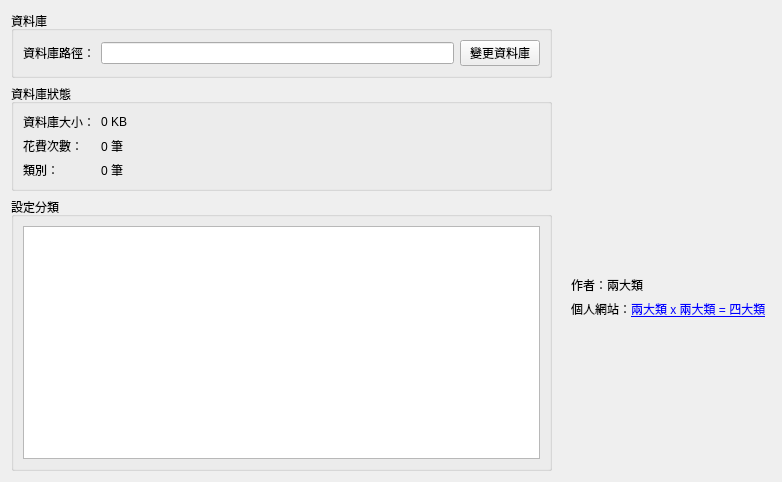
This is settingtab.ui in coolshou/accountbook as Qt 5 draws it before an edit. The edited form follows.
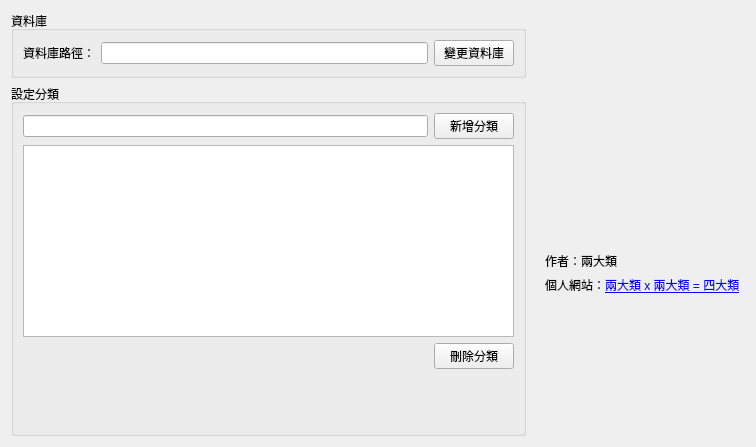
This is the edited form. Icons and pictures are not drawn.

```diff
--- a/settingtab.ui
+++ b/settingtab.ui
@@ -6,8 +6,8 @@
    <rect>
     <x>0</x>
     <y>0</y>
-    <width>782</width>
-    <height>482</height>
+    <width>756</width>
+    <height>447</height>
    </rect>
   </property>
   <property name="windowTitle">
@@ -46,60 +46,6 @@
        </layout>
       </widget>
      </item>
-     <item>
-      <widget class="QGroupBox" name="groupBox_4">
-       <property name="title">
-        <string>資料庫狀態</string>
-       </property>
-       <layout class="QFormLayout" name="formLayout_2">
-        <property name="fieldGrowthPolicy">
-         <enum>QFormLayout::AllNonFixedFieldsGrow</enum>
-        </property>
-        <item row="0" column="0">
-         <widget class="QLabel" name="databaseSizeLabel">
-          <property name="text">
-           <string>資料庫大小：</string>
-          </property>
-         </widget>
-        </item>
-        <item row="0" column="1">
-         <widget class="QLabel" name="databaseSizeDataLabel">
-          <property name="text">
-           <string>0 KB</string>
-          </property>
-         </widget>
-        </item>
-        <item row="1" column="0">
-         <widget class="QLabel" name="expenseNumLabel">
-          <property name="text">
-           <string>花費次數：</string>
-          </property>
-         </widget>
-        </item>
-        <item row="1" column="1">
-         <widget class="QLabel" name="expenseNumDataLabel">
-          <property name="text">
-           <string>0 筆</string>
-          </property>
-         </widget>
-        </item>
-        <item row="2" column="0">
-         <widget class="QLabel" name="categoryNumLabel">
-          <property name="text">
-           <string>類別：</string>
-          </property>
-         </widget>
-        </item>
-        <item row="2" column="1">
-         <widget class="QLabel" name="categoryNumDataLabel">
-          <property name="text">
-           <string>0 筆</string>
-          </property>
-         </widget>
-        </item>
-       </layout>
-      </widget>
-     </item>
      <item>
       <widget class="QGroupBox" name="groupBox_5">
        <property name="title">
@@ -107,7 +53,58 @@
        </property>
        <layout class="QVBoxLayout" name="verticalLayout_6">
         <item>
-         <widget class="QListView" name="classListView"/>
+         <layout class="QHBoxLayout" name="horizontalLayout_2">
+          <item>
+           <widget class="QLineEdit" name="categoryLineEdit"/>
+          </item>
+          <item>
+           <widget class="QPushButton" name="addCategoryPushButton">
+            <property name="text">
+             <string>新增分類</string>
+            </property>
+           </widget>
+          </item>
+         </layout>
+        </item>
+        <item>
+         <widget class="QListView" name="categoryListView"/>
+        </item>
+        <item>
+         <layout class="QHBoxLayout" name="horizontalLayout_3">
+          <item>
+           <spacer name="horizontalSpacer">
+            <property name="orientation">
+             <enum>Qt::Horizontal</enum>
+            </property>
+            <property name="sizeHint" stdset="0">
+             <size>
+              <width>40</width>
+              <height>20</height>
+             </size>
+            </property>
+           </spacer>
+          </item>
+          <item>
+           <widget class="QPushButton" name="deleteCategoryPushButton">
+            <property name="text">
+             <string>刪除分類</string>
+            </property>
+           </widget>
+          </item>
+         </layout>
+        </item>
+        <item>
+         <spacer name="verticalSpacer">
+          <property name="orientation">
+           <enum>Qt::Vertical</enum>
+          </property>
+          <property name="sizeHint" stdset="0">
+           <size>
+            <width>20</width>
+            <height>40</height>
+           </size>
+          </property>
+         </spacer>
         </item>
        </layout>
       </widget>
```
Left out of the diff: 2 changed lines with no effect on the pictures.
